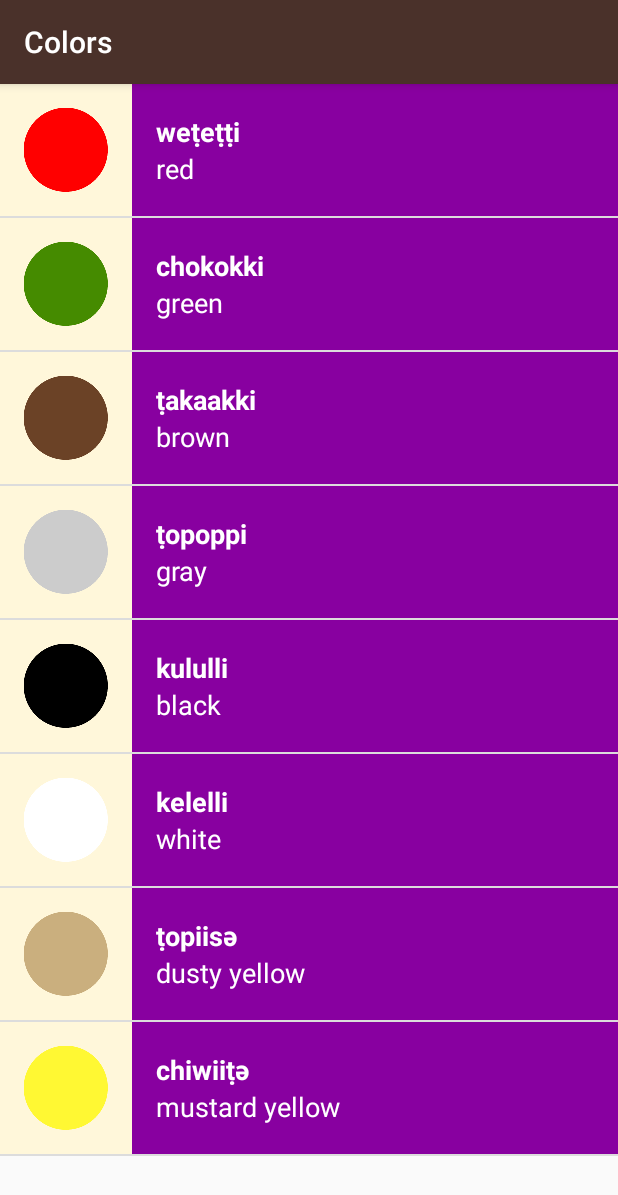
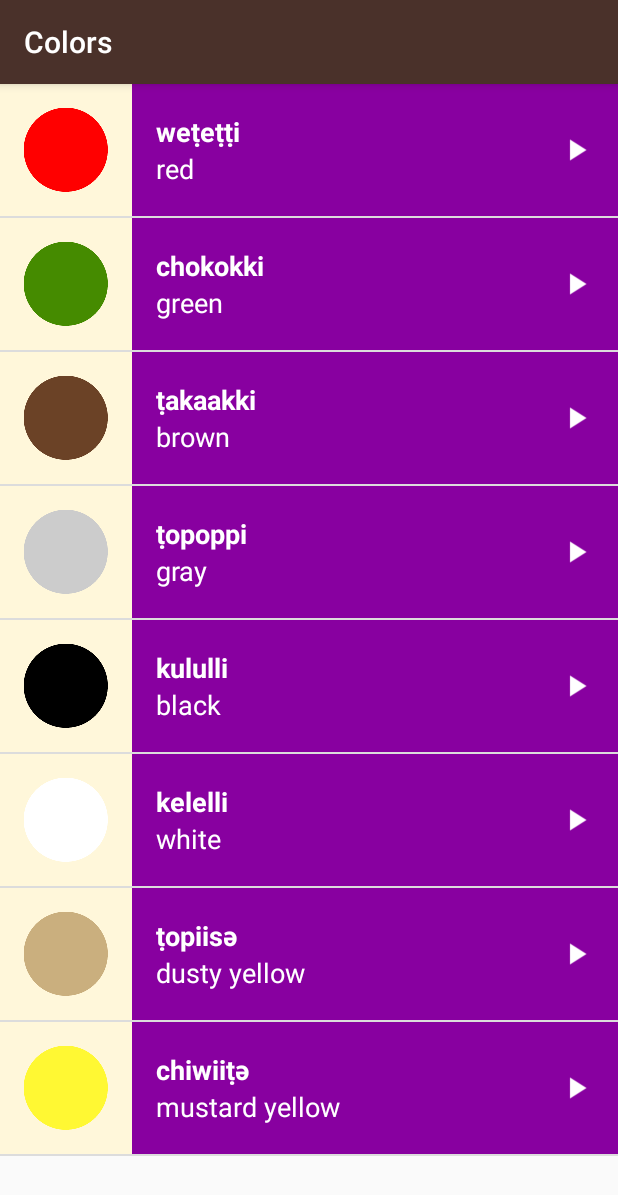
Before and after one commit to yamenrbd/Miwok, an Android app: the ColorActivity screen opened directly, with no data from a screen before it, after a tap on "chokokki", on a phone screen of 412 x 824 dp. Shown: the top 1195 px of the screen. Run offline under Robolectric (Android 15) with nearby library versions, the phone set to English and light mode, and no system bars.

Commit message:
23/7/2018

```diff
--- a/app/src/main/java/com/example/android/miwok/ColorActivity.java
+++ b/app/src/main/java/com/example/android/miwok/ColorActivity.java
@@ -1,5 +1,7 @@
 package com.example.android.miwok;
 
+import android.content.Context;
+import android.media.AudioManager;
 import android.media.MediaPlayer;
 import android.support.v7.app.AppCompatActivity;
 import android.os.Bundle;
@@ -13,24 +15,44 @@ import java.util.ArrayList;
 public class ColorActivity extends AppCompatActivity {
     MediaPlayer mediaPlayer;
 
+    AudioManager mAudioManager;
+
+
+    AudioManager.OnAudioFocusChangeListener afChange = new AudioManager.OnAudioFocusChangeListener() {
+        @Override
+        public void onAudioFocusChange(int focusChange) {
+            if (focusChange == AudioManager.AUDIOFOCUS_LOSS_TRANSIENT || focusChange == AudioManager.AUDIOFOCUS_LOSS_TRANSIENT_CAN_DUCK) {
+                mediaPlayer.pause();
+                mediaPlayer.seekTo(0);
+            } else if (focusChange == AudioManager.AUDIOFOCUS_GAIN) {
+                mediaPlayer.start();
+
+            } else if (focusChange == AudioManager.AUDIOFOCUS_LOSS) {
+                mediaPlayer.stop();
+                releaseMediaPlayer();
+            }
+        }
+    };
+
     @Override
     protected void onCreate(Bundle savedInstanceState) {
         super.onCreate(savedInstanceState);
         setContentView(R.layout.activity_color);
 
+        mAudioManager = (AudioManager) getSystemService(Context.AUDIO_SERVICE);
+
         final ArrayList<Word> words = new ArrayList<Word>();
-        words.add(new Word("red","weṭeṭṭi",R.drawable.color_red,R.raw.color_red));
-        words.add(new Word("green","chokokki",R.drawable.color_green,R.raw.color_green));
-        words.add(new Word("brown","ṭakaakki",R.drawable.color_brown,R.raw.color_brown));
-        words.add(new Word("gray","ṭopoppi",R.drawable.color_gray,R.raw.color_gray));
-        words.add(new Word("black","kululli",R.drawable.color_black,R.raw.color_black));
-        words.add(new Word("white","kelelli",R.drawable.color_white,R.raw.color_white));
-        words.add(new Word("dusty yellow","ṭopiisә",R.drawable.color_dusty_yellow,R.raw.color_dusty_yellow));
-        words.add(new Word("mustard yellow","chiwiiṭә",R.drawable.color_mustard_yellow,R.raw.color_mustard_yellow));
+        words.add(new Word("red", "weṭeṭṭi", R.drawable.color_red, R.raw.color_red));
+        words.add(new Word("green", "chokokki", R.drawable.color_green, R.raw.color_green));
+        words.add(new Word("brown", "ṭakaakki", R.drawable.color_brown, R.raw.color_brown));
+        words.add(new Word("gray", "ṭopoppi", R.drawable.color_gray, R.raw.color_gray));
+        words.add(new Word("black", "kululli", R.drawable.color_black, R.raw.color_black));
+        words.add(new Word("white", "kelelli", R.drawable.color_white, R.raw.color_white));
+        words.add(new Word("dusty yellow", "ṭopiisә", R.drawable.color_dusty_yellow, R.raw.color_dusty_yellow));
+        words.add(new Word("mustard yellow", "chiwiiṭә", R.drawable.color_mustard_yellow, R.raw.color_mustard_yellow));
 
 
-
-        WordAdapter adapter = new WordAdapter(this, words,R.color.category_colors);
+        WordAdapter adapter = new WordAdapter(this, words, R.color.category_colors);
 
         ListView listView = (ListView) findViewById(R.id.list_color);
 
@@ -39,8 +61,12 @@ public class ColorActivity extends AppCompatActivity {
             public void onItemClick(AdapterView<?> adapterView, View view, int position, long l) {
                 ;
                 releaseMediaPlayer();
-                mediaPlayer = MediaPlayer.create(ColorActivity.this,words.get(position).getmSongId());
+                mediaPlayer = MediaPlayer.create(ColorActivity.this, words.get(position).getmSongId());
                 mediaPlayer.start();
+
+                int result = mAudioManager.requestAudioFocus(afChange, AudioManager.STREAM_MUSIC, AudioManager.AUDIOFOCUS_GAIN_TRANSIENT);
+
+                if (result == AudioManager.AUDIOFOCUS_REQUEST_GRANTED) {
                     mediaPlayer.setOnCompletionListener(new MediaPlayer.OnCompletionListener() {
                         @Override
                         public void onCompletion(MediaPlayer mediaPlayer) {
@@ -48,10 +74,13 @@ public class ColorActivity extends AppCompatActivity {
                         }
                     });
                 }
+
+            }
         });
 
         listView.setAdapter(adapter);
     }
+
     /**
      * Clean up the media player by releasing its resources.
      */
@@ -66,7 +95,24 @@ public class ColorActivity extends AppCompatActivity {
             // setting the media player to null is an easy way to tell that the media player
             // is not configured to play an audio file at the moment.
             mediaPlayer = null;
-            Toast.makeText(ColorActivity.this,"the resource is relased",Toast.LENGTH_LONG).show();
+            mAudioManager.abandonAudioFocus(afChange);
         }
     }
+
+    @Override
+    protected void onStop() {
+        super.onStop();
+        releaseMediaPlayer();
     }
+
+    @Override
+    protected void onPause() {
+        super.onPause();
+    }
+
+    @Override
+    protected void onResume() {
+        super.onResume();
+    }
+
+}
--- a/app/src/main/java/com/example/android/miwok/MainActivity.java
+++ b/app/src/main/java/com/example/android/miwok/MainActivity.java
@@ -60,7 +60,7 @@ public class MainActivity extends AppCompatActivity {
             }
         });
 
-        String [] numberName = new String[10];
-        numberName[0]= "one";
+        String[] numberName = new String[10];
+        numberName[0] = "one";
     }
 }
--- a/app/src/main/java/com/example/android/miwok/Word.java
+++ b/app/src/main/java/com/example/android/miwok/Word.java
@@ -4,41 +4,46 @@ package com.example.android.miwok;
 //object that have two String on it
 
 public class Word {
+    private static final int NO_IMAGE_PROVIDED = -1;
     private String mDefaultTranslation;
     private String mMiwokTranslation;
-    private int mSongId ;
+    private int mSongId;
     private int mImageResurceId = NO_IMAGE_PROVIDED;
-    private static final int NO_IMAGE_PROVIDED = -1;
 
-    public Word(String defaultTranslation , String miwokTranslation , int song){
-        mDefaultTranslation = defaultTranslation ;
-        mMiwokTranslation = miwokTranslation ;
+    public Word(String defaultTranslation, String miwokTranslation, int song) {
+        mDefaultTranslation = defaultTranslation;
+        mMiwokTranslation = miwokTranslation;
         mSongId = song;
     }
 
 
-    public Word (String defaultTranslation , String miwokTranslation , int resourceId , int song){
+    public Word(String defaultTranslation, String miwokTranslation, int resourceId, int song) {
         mDefaultTranslation = defaultTranslation;
         mMiwokTranslation = miwokTranslation;
-        mSongId= song;
-        mImageResurceId = resourceId ;
+        mSongId = song;
+        mImageResurceId = resourceId;
 
 
     }
 
-    public String getDefaultTranslation(){
+    public String getDefaultTranslation() {
         return mDefaultTranslation;
     }
-    public String getMiwokTranslation(){
+
+    public void setDefaultTranslation(String defaultTranslation) {
+        mDefaultTranslation = defaultTranslation;
+    }
+
+    public String getMiwokTranslation() {
         return mMiwokTranslation;
     }
-    public int getmSongId() {return mSongId; }
 
-    public void setDefaultTranslation(String defaultTranslation){
-        mDefaultTranslation = defaultTranslation;
+    public void setMiwokTranslation(String miwokTranslation) {
+        mMiwokTranslation = miwokTranslation;
     }
-    public void setMiwokTranslation(String miwokTranslation){
-        mMiwokTranslation = miwokTranslation ;
+
+    public int getmSongId() {
+        return mSongId;
     }
 
     public int getImageResurceId() {
@@ -50,8 +55,8 @@ public class Word {
     }
 
     //check if there resource image in mImageResource
-    public boolean hasImage(){
-       return mImageResurceId != NO_IMAGE_PROVIDED;
+    public boolean hasImage() {
+        return mImageResurceId != NO_IMAGE_PROVIDED;
     }
 
 
--- a/app/src/main/res/layout/activity_color.xml
+++ b/app/src/main/res/layout/activity_color.xml
@@ -5,8 +5,8 @@
 <ListView xmlns:android="http://schemas.android.com/apk/res/android"
     xmlns:tools="http://schemas.android.com/tools"
     android:id="@+id/list_color"
-    android:orientation="vertical"
     android:layout_width="match_parent"
     android:layout_height="match_parent"
+    android:orientation="vertical"
 
-    tools:context="com.example.android.miwok.NumbersActivity"/>
+    tools:context="com.example.android.miwok.NumbersActivity" />
--- a/app/src/main/res/layout/activity_family_memebr.xml
+++ b/app/src/main/res/layout/activity_family_memebr.xml
@@ -5,8 +5,8 @@
 <ListView xmlns:android="http://schemas.android.com/apk/res/android"
     xmlns:tools="http://schemas.android.com/tools"
     android:id="@+id/list_family_member"
-    android:orientation="vertical"
     android:layout_width="match_parent"
     android:layout_height="match_parent"
+    android:orientation="vertical"
 
-    tools:context="com.example.android.miwok.NumbersActivity"/>
+    tools:context="com.example.android.miwok.NumbersActivity" />
--- a/app/src/main/res/layout/activity_number.xml
+++ b/app/src/main/res/layout/activity_number.xml
@@ -5,8 +5,7 @@
 <ListView xmlns:android="http://schemas.android.com/apk/res/android"
     xmlns:tools="http://schemas.android.com/tools"
     android:id="@+id/list"
-    android:orientation="vertical"
     android:layout_width="match_parent"
     android:layout_height="match_parent"
-    tools:context="com.example.android.miwok.NumbersActivity"
-    />
+    android:orientation="vertical"
+    tools:context="com.example.android.miwok.NumbersActivity" />
--- a/app/src/main/res/layout/activity_phrases.xml
+++ b/app/src/main/res/layout/activity_phrases.xml
@@ -5,8 +5,8 @@
 <ListView xmlns:android="http://schemas.android.com/apk/res/android"
     xmlns:tools="http://schemas.android.com/tools"
     android:id="@+id/list_phrases"
-    android:orientation="vertical"
     android:layout_width="match_parent"
     android:layout_height="match_parent"
+    android:orientation="vertical"
 
-    tools:context="com.example.android.miwok.NumbersActivity"/>
+    tools:context="com.example.android.miwok.NumbersActivity" />
--- a/app/src/main/res/layout/list_item.xml
+++ b/app/src/main/res/layout/list_item.xml
@@ -4,56 +4,60 @@
   ملف ال activity_number.xml و يتم التعبئة باستخدم ListAdapter بالجافا-->
 
 
-<LinearLayout xmlns:android="http://schemas.android.com/apk/res/android"
+<RelativeLayout xmlns:android="http://schemas.android.com/apk/res/android"
     xmlns:tools="http://schemas.android.com/tools"
     android:layout_width="match_parent"
     android:layout_height="match_parent"
-    android:orientation="horizontal"
-              android:minHeight="@dimen/list_item_height"
-              android:background="@color/tan_background"
-    >
+    android:background="@color/tan_background"
+    android:minHeight="@dimen/list_item_height"
+    android:orientation="horizontal">
 
 
     <ImageView
         android:id="@+id/image"
         android:layout_width="@dimen/list_item_height"
         android:layout_height="@dimen/list_item_height"
-        android:src="@mipmap/ic_launcher"
-        android:background="#FFF7DA"
+
         />
 
     <LinearLayout
         android:id="@+id/text_container"
-
         android:layout_width="match_parent"
         android:layout_height="@dimen/list_item_height"
+        android:layout_alignParentBottom="true"
+        android:layout_alignParentRight="true"
+        android:layout_alignParentTop="true"
+        android:layout_toRightOf="@+id/image"
+        android:gravity="center_vertical"
         android:orientation="vertical"
-        android:paddingLeft="16dp"
-        android:gravity="center_vertical"
-        >
+        android:paddingLeft="16dp">
 
         <TextView
             android:id="@+id/miwak_text_view"
-            android:layout_width="match_parent"
+            android:layout_width="wrap_content"
             android:layout_height="wrap_content"
-            tools:text="lutti"
+            android:textAppearance="?android:textAppearanceMedium"
             android:textColor="@android:color/white"
-            android:textAppearance="?android:textAppearanceMedium"
             android:textStyle="bold"
-            />
+            tools:text="lutti" />
 
         <TextView
             android:id="@+id/default_text_view"
-            android:layout_width="match_parent"
-            android:layout_height="wrap_content"
-            tools:text="one"
-            android:textColor="@android:color/white"
-            android:textAppearance="?android:textAppearanceMedium"
-            />
-        <ImageView
             android:layout_width="wrap_content"
             android:layout_height="wrap_content"
-            />
+            android:textAppearance="?android:textAppearanceMedium"
+            android:textColor="@android:color/white"
+            tools:text="one" />
+
+
     </LinearLayout>
 
-</LinearLayout>
+    <ImageView
+        android:layout_width="24dp"
+        android:layout_height="24dp"
+        android:layout_alignParentRight="true"
+        android:layout_centerVertical="true"
+        android:layout_marginRight="16dp"
+        android:src="@drawable/ic_baseline_play_arrow_white_24dp" />
+
+</RelativeLayout>
--- a/app/src/main/res/mipmap-mdpi/values/colors.xml
+++ b/app/src/main/res/mipmap-mdpi/values/colors.xml
@@ -1,5 +1,4 @@
-<?xml version="1.0" encoding="utf-8"?>
-<!-- Copyright (C) 2016 The Android Open Source Project
+<?xml version="1.0" encoding="utf-8"?><!-- Copyright (C) 2016 The Android Open Source Project
 
      Licensed under the Apache License, Version 2.0 (the "License");
      you may not use this file except in compliance with the License.
--- a/app/src/main/res/values/colors.xml
+++ b/app/src/main/res/values/colors.xml
@@ -1,5 +1,4 @@
-<?xml version="1.0" encoding="utf-8"?>
-<!-- Copyright (C) 2016 The Android Open Source Project
+<?xml version="1.0" encoding="utf-8"?><!-- Copyright (C) 2016 The Android Open Source Project
 
      Licensed under the Apache License, Version 2.0 (the "License");
      you may not use this file except in compliance with the License.
```
Also changed, not shown: app/src/main/AndroidManifest.xml (+11 -7 lines), app/src/main/java/com/example/android/miwok/FamilyMemebrActivity.java (+59 -17 lines), app/src/main/java/com/example/android/miwok/NumbersActivity.java (+45 -22 lines), app/src/main/java/com/example/android/miwok/PhrasesActivity.java (+44 -16 lines), app/src/main/java/com/example/android/miwok/WordAdapter.java (+6 -7 lines), app/src/main/res/layout/activity_main.xml (+6 -12 lines), app/src/main/res/drawable/ic_baseline_play_arrow_white_24dp.png (added). Lines whose indentation alone changed are shown as unchanged.
